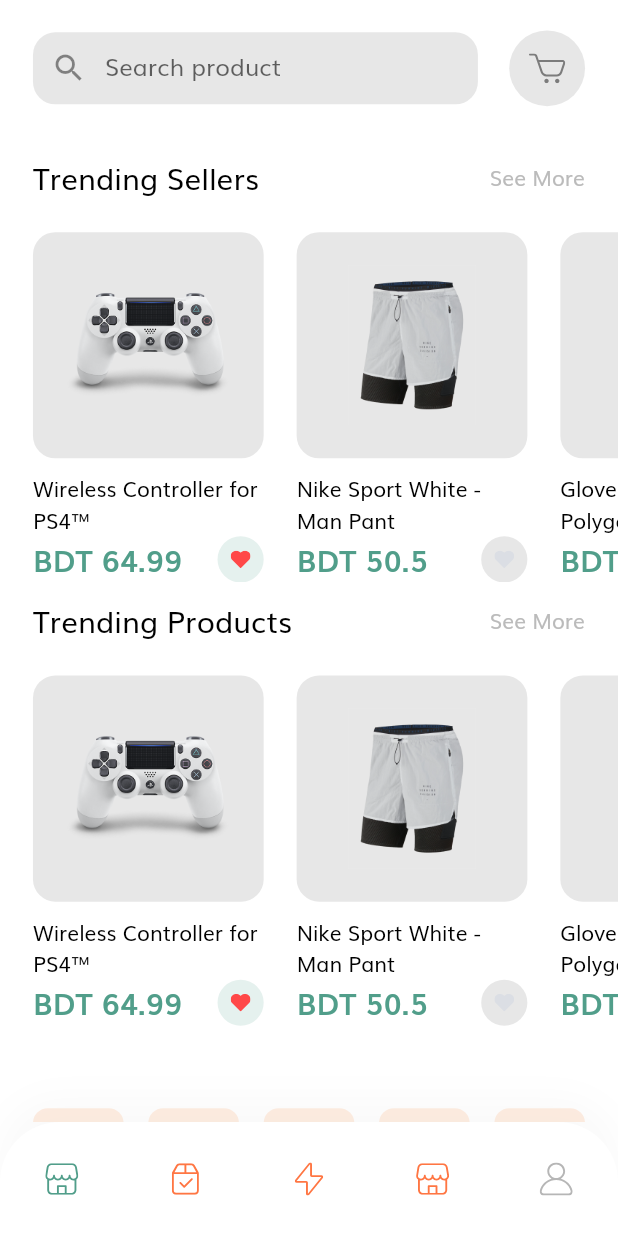
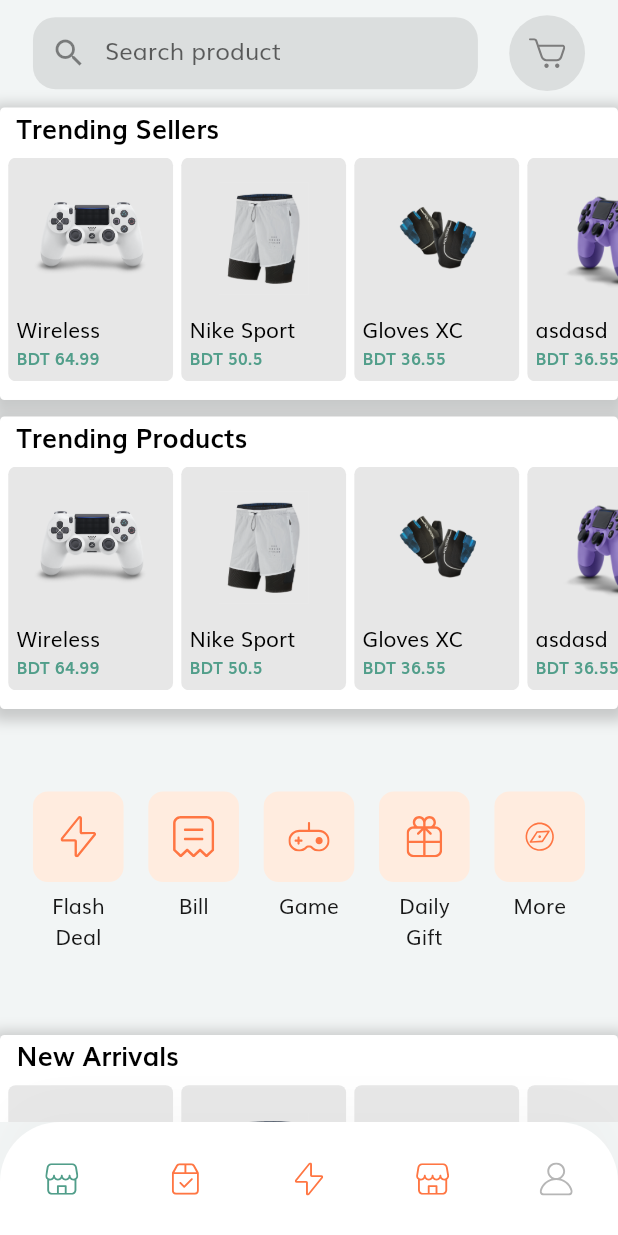
Before and after one commit to ALVI0017/ecommerce_app_with_api, a Flutter app: the HomeScreen screen opened by its route, on a phone screen of 412 x 824 dp. Run offline on Flutter 3.47's test engine with Material 2 defaults, Android fonts, the phone set to English and light mode, and no system bars; our stand-ins replace flutter_svg.

Commit message:
UI design Change

```diff
--- a/lib/ui/components/form_error.dart
+++ /dev/null
@@ -1,37 +0,0 @@
-import 'package:flutter/material.dart';
-import 'package:flutter_svg/flutter_svg.dart';
-
-import '../size_config.dart';
-
-class FormError extends StatelessWidget {
-  const FormError({
-    Key key,
-    @required this.errors,
-  }) : super(key: key);
-
-  final List<String> errors;
-
-  @override
-  Widget build(BuildContext context) {
-    return Column(
-      children: List.generate(
-          errors.length, (index) => formErrorText(error: errors[index])),
-    );
-  }
-
-  Row formErrorText({String error}) {
-    return Row(
-      children: [
-        SvgPicture.asset(
-          "assets/icons/Error.svg",
-          height: getProportionateScreenWidth(14),
-          width: getProportionateScreenWidth(14),
-        ),
-        SizedBox(
-          width: getProportionateScreenWidth(10),
-        ),
-        Text(error),
-      ],
-    );
-  }
-}
--- a/lib/ui/components/no_account_text.dart
+++ /dev/null
@@ -1,32 +0,0 @@
-import 'package:flutter/material.dart';
-
-import '../constants.dart';
-import '../size_config.dart';
-
-class NoAccountText extends StatelessWidget {
-  const NoAccountText({
-    Key key,
-  }) : super(key: key);
-
-  @override
-  Widget build(BuildContext context) {
-    return Row(
-      mainAxisAlignment: MainAxisAlignment.center,
-      children: [
-        Text(
-          "Don’t have an account? ",
-          style: TextStyle(fontSize: getProportionateScreenWidth(16)),
-        ),
-        GestureDetector(
-          onTap: () {},
-          child: Text(
-            "Sign Up",
-            style: TextStyle(
-                fontSize: getProportionateScreenWidth(16),
-                color: kPrimaryColor),
-          ),
-        ),
-      ],
-    );
-  }
-}
--- a/lib/ui/components/product_card.dart
+++ b/lib/ui/components/product_card.dart
@@ -19,9 +19,16 @@ class ProductCard extends StatelessWidget {
   @override
   Widget build(BuildContext context) {
     return Padding(
-      padding: EdgeInsets.only(left: getProportionateScreenWidth(20)),
+      padding: EdgeInsets.only(left: getProportionateScreenWidth(5)),
       child: SizedBox(
-        width: getProportionateScreenWidth(width),
+        height: 149,
+        width: getProportionateScreenWidth(width / 1.4),
+        child: Container(
+          padding: EdgeInsets.all(getProportionateScreenWidth(5)),
+          decoration: BoxDecoration(
+            color: kSecondaryColor.withOpacity(0.1),
+            borderRadius: BorderRadius.circular(5),
+          ),
           child: GestureDetector(
             onTap: () {},
             child: Column(
@@ -30,22 +37,18 @@ class ProductCard extends StatelessWidget {
                 AspectRatio(
                   aspectRatio: 1.02,
                   child: Container(
-                  padding: EdgeInsets.all(getProportionateScreenWidth(20)),
-                  decoration: BoxDecoration(
-                    color: kSecondaryColor.withOpacity(0.1),
-                    borderRadius: BorderRadius.circular(15),
-                  ),
+                    padding: EdgeInsets.all(getProportionateScreenWidth(10)),
                     child: Hero(
                       tag: product.id.toString(),
-                    child: Image.asset(product.images[0]),
+                      child: Container(child: Image.asset(product.images[0])),
                     ),
                   ),
                 ),
-              const SizedBox(height: 10),
+                const SizedBox(height: 2),
                 Text(
                   product.title,
                   style: TextStyle(color: Colors.black),
-                maxLines: 2,
+                  maxLines: 1,
                 ),
                 Row(
                   mainAxisAlignment: MainAxisAlignment.spaceBetween,
@@ -53,30 +56,9 @@ class ProductCard extends StatelessWidget {
                     Text(
                       "\BDT ${product.price}",
                       style: TextStyle(
-                      fontSize: getProportionateScreenWidth(18),
+                        fontSize: getProportionateScreenWidth(10),
                         fontWeight: FontWeight.w600,
                         color: kPrimaryColor,
-                    ),
-                  ),
-                  InkWell(
-                    borderRadius: BorderRadius.circular(50),
-                    onTap: () {},
-                    child: Container(
-                      padding: EdgeInsets.all(getProportionateScreenWidth(8)),
-                      height: getProportionateScreenWidth(28),
-                      width: getProportionateScreenWidth(28),
-                      decoration: BoxDecoration(
-                        color: product.isFavourite
-                            ? kPrimaryColor.withOpacity(0.15)
-                            : kSecondaryColor.withOpacity(0.1),
-                        shape: BoxShape.circle,
-                      ),
-                      child: SvgPicture.asset(
-                        "assets/icons/Heart Icon_2.svg",
-                        color: product.isFavourite
-                            ? Color(0xFFFF4848)
-                            : Color(0xFFDBDEE4),
-                      ),
                       ),
                     ),
                   ],
@@ -85,6 +67,7 @@ class ProductCard extends StatelessWidget {
             ),
           ),
         ),
+      ),
     );
   }
 }
--- a/lib/ui/models/Product.dart
+++ b/lib/ui/models/Product.dart
@@ -31,6 +31,8 @@ List<Product> demoProducts = [
       "assets/images/ps4_console_white_2.png",
       "assets/images/ps4_console_white_3.png",
       "assets/images/ps4_console_white_4.png",
+      "assets/images/ps4_console_blue_4.png",
+      "assets/images/ps4_console_blue_2.png",
     ],
     colors: [
       Color(0xFFF6625E),
@@ -83,7 +85,7 @@ List<Product> demoProducts = [
   Product(
     id: 4,
     images: [
-      "assets/images/wireless headset.png",
+      "assets/images/ps4_console_blue_2.png",
     ],
     colors: [
       Color(0xFFF6625E),
@@ -91,11 +93,30 @@ List<Product> demoProducts = [
       Color(0xFFDECB9C),
       Colors.white,
     ],
-    title: "Logitech Head",
-    price: 20.20,
+    title: "asdasd",
+    price: 36.55,
     description: description,
     rating: 4.1,
     isFavourite: true,
+    isPopular: true,
+  ),
+  Product(
+    id: 5,
+    images: [
+      "assets/images/ps4_console_white_2.png",
+    ],
+    colors: [
+      Color(0xFFF6625E),
+      Color(0xFF836DB8),
+      Color(0xFFDECB9C),
+      Colors.white,
+    ],
+    title: "a",
+    price: 36.55,
+    description: description,
+    rating: 4.1,
+    isFavourite: true,
+    isPopular: true,
   ),
 ];
 
--- a/lib/ui/screens/home/components/body.dart
+++ b/lib/ui/screens/home/components/body.dart
@@ -15,16 +15,16 @@ class Body extends StatelessWidget {
       child: SingleChildScrollView(
         child: Column(
           children: [
-            SizedBox(height: getProportionateScreenHeight(20)),
+            SizedBox(height: getProportionateScreenHeight(10)),
             HomeHeader(),
-            SizedBox(height: getProportionateScreenWidth(30)),
+            SizedBox(height: getProportionateScreenWidth(10)),
             TrendingSellers(),
             SizedBox(height: getProportionateScreenWidth(10)),
             TrendingProducts(),
             SizedBox(height: getProportionateScreenWidth(30)),
             Categories(),
             SizedBox(height: getProportionateScreenWidth(30)),
-            New_Arrival(),
+            NewArrivals(),
             SizedBox(height: getProportionateScreenWidth(30)),
             SpecialOffers(),
             SizedBox(height: getProportionateScreenWidth(30)),
--- a/lib/ui/screens/home/components/new_arrival.dart
+++ b/lib/ui/screens/home/components/new_arrival.dart
@@ -5,17 +5,41 @@ import 'package:ecommerce_app/ui/models/Product.dart';
 import '../../../size_config.dart';
 import 'section_title.dart';
 
-class New_Arrival extends StatelessWidget {
+class NewArrivals extends StatelessWidget {
   @override
   Widget build(BuildContext context) {
-    return Column(
+    return Container(
+      color: Colors.white12,
+      height: 195,
+      child: Container(
+        decoration: BoxDecoration(
+          color: Colors.white,
+          borderRadius: BorderRadius.only(
+              topLeft: Radius.circular(3),
+              topRight: Radius.circular(3),
+              bottomLeft: Radius.circular(3),
+              bottomRight: Radius.circular(3)),
+          boxShadow: [
+            BoxShadow(
+              color: Colors.grey.withOpacity(0.5),
+              spreadRadius: 5,
+              blurRadius: 7,
+              offset: Offset(0, 3), // changes position of shadow
+            ),
+          ],
+        ),
+        child: Column(
           children: [
-        Padding(
-          padding:
-              EdgeInsets.symmetric(horizontal: getProportionateScreenWidth(20)),
+            Container(
+              margin:
+                  EdgeInsets.only(left: 0.0, top: 0, right: 0.0, bottom: 2.0),
+              child: Padding(
+                padding: EdgeInsets.symmetric(
+                    horizontal: getProportionateScreenWidth(10)),
                 child: SectionTitle(title: "New Arrivals", press: () {}),
               ),
-        SizedBox(height: getProportionateScreenWidth(20)),
+            ),
+            SizedBox(height: getProportionateScreenWidth(5)),
             SingleChildScrollView(
               scrollDirection: Axis.horizontal,
               child: Row(
@@ -30,11 +54,13 @@ class New_Arrival extends StatelessWidget {
                           .shrink(); // here by default width and height is 0
                     },
                   ),
-              SizedBox(width: getProportionateScreenWidth(20)),
+                  SizedBox(width: getProportionateScreenWidth(10)),
                 ],
               ),
             )
           ],
+        ),
+      ),
     );
   }
 }
--- /dev/null
+++ b/lib/ui/screens/home/components/product_item.dart
@@ -0,0 +1,40 @@
+import 'package:flutter/material.dart';
+import 'package:ecommerce_app/ui/components/product_card.dart';
+import 'package:ecommerce_app/ui/models/Product.dart';
+
+import '../../../size_config.dart';
+import 'section_title.dart';
+
+class ProductItem extends StatelessWidget {
+  @override
+  Widget build(BuildContext context) {
+    return Column(
+      children: [
+        Padding(
+          padding:
+              EdgeInsets.symmetric(horizontal: getProportionateScreenWidth(20)),
+          child: SectionTitle(title: "New Arrivals", press: () {}),
+        ),
+        SizedBox(height: getProportionateScreenWidth(20)),
+        SingleChildScrollView(
+          scrollDirection: Axis.horizontal,
+          child: Row(
+            children: [
+              ...List.generate(
+                demoProducts.length,
+                (index) {
+                  if (demoProducts[index].isPopular)
+                    return ProductCard(product: demoProducts[index]);
+
+                  return SizedBox
+                      .shrink(); // here by default width and height is 0
+                },
+              ),
+              SizedBox(width: getProportionateScreenWidth(20)),
+            ],
+          ),
+        )
+      ],
+    );
+  }
+}
--- a/lib/ui/screens/home/components/section_title.dart
+++ b/lib/ui/screens/home/components/section_title.dart
@@ -20,17 +20,18 @@ class SectionTitle extends StatelessWidget {
         Text(
           title,
           style: TextStyle(
-            fontSize: getProportionateScreenWidth(18),
+            fontSize: getProportionateScreenWidth(16),
+            fontWeight: FontWeight.w700,
             color: Colors.black,
           ),
         ),
-        GestureDetector(
-          onTap: press,
-          child: Text(
-            "See More",
-            style: TextStyle(color: Color(0xFFBBBBBB)),
-          ),
-        ),
+        // GestureDetector(
+        //   onTap: press,
+        //   // child: Text(
+        //   //   "See More",
+        //   //   style: TextStyle(color: Color(0xFFBBBBBB)),
+        //   // ),
+        // ),
       ],
     );
   }
--- a/lib/ui/screens/home/components/trending_products.dart
+++ b/lib/ui/screens/home/components/trending_products.dart
@@ -8,14 +8,38 @@ import 'section_title.dart';
 class TrendingProducts extends StatelessWidget {
   @override
   Widget build(BuildContext context) {
-    return Column(
+    return Container(
+      color: Colors.white12,
+      height: 195,
+      child: Container(
+        decoration: BoxDecoration(
+          color: Colors.white,
+          borderRadius: BorderRadius.only(
+              topLeft: Radius.circular(3),
+              topRight: Radius.circular(3),
+              bottomLeft: Radius.circular(3),
+              bottomRight: Radius.circular(3)),
+          boxShadow: [
+            BoxShadow(
+              color: Colors.grey.withOpacity(0.5),
+              spreadRadius: 5,
+              blurRadius: 7,
+              offset: Offset(0, 3), // changes position of shadow
+            ),
+          ],
+        ),
+        child: Column(
           children: [
-        Padding(
-          padding:
-              EdgeInsets.symmetric(horizontal: getProportionateScreenWidth(20)),
+            Container(
+              margin:
+                  EdgeInsets.only(left: 0.0, top: 0, right: 0.0, bottom: 2.0),
+              child: Padding(
+                padding: EdgeInsets.symmetric(
+                    horizontal: getProportionateScreenWidth(10)),
                 child: SectionTitle(title: "Trending Products", press: () {}),
               ),
-        SizedBox(height: getProportionateScreenWidth(20)),
+            ),
+            SizedBox(height: getProportionateScreenWidth(5)),
             SingleChildScrollView(
               scrollDirection: Axis.horizontal,
               child: Row(
@@ -30,11 +54,13 @@ class TrendingProducts extends StatelessWidget {
                           .shrink(); // here by default width and height is 0
                     },
                   ),
-              SizedBox(width: getProportionateScreenWidth(20)),
+                  SizedBox(width: getProportionateScreenWidth(10)),
                 ],
               ),
             )
           ],
+        ),
+      ),
     );
   }
 }
--- a/lib/ui/screens/home/components/trending_sellers.dart
+++ b/lib/ui/screens/home/components/trending_sellers.dart
@@ -8,14 +8,38 @@ import 'section_title.dart';
 class TrendingSellers extends StatelessWidget {
   @override
   Widget build(BuildContext context) {
-    return Column(
+    return Container(
+      color: Colors.white12,
+      height: 195,
+      child: Container(
+        decoration: BoxDecoration(
+          color: Colors.white,
+          borderRadius: BorderRadius.only(
+              topLeft: Radius.circular(3),
+              topRight: Radius.circular(3),
+              bottomLeft: Radius.circular(3),
+              bottomRight: Radius.circular(3)),
+          boxShadow: [
+            BoxShadow(
+              color: Colors.grey.withOpacity(0.5),
+              spreadRadius: 5,
+              blurRadius: 7,
+              offset: Offset(0, 3), // changes position of shadow
+            ),
+          ],
+        ),
+        child: Column(
           children: [
-        Padding(
-          padding:
-              EdgeInsets.symmetric(horizontal: getProportionateScreenWidth(20)),
+            Container(
+              margin:
+                  EdgeInsets.only(left: 0.0, top: 0, right: 0.0, bottom: 2.0),
+              child: Padding(
+                padding: EdgeInsets.symmetric(
+                    horizontal: getProportionateScreenWidth(10)),
                 child: SectionTitle(title: "Trending Sellers", press: () {}),
               ),
-        SizedBox(height: getProportionateScreenWidth(20)),
+            ),
+            SizedBox(height: getProportionateScreenWidth(5)),
             SingleChildScrollView(
               scrollDirection: Axis.horizontal,
               child: Row(
@@ -30,11 +54,13 @@ class TrendingSellers extends StatelessWidget {
                           .shrink(); // here by default width and height is 0
                     },
                   ),
-              SizedBox(width: getProportionateScreenWidth(20)),
+                  SizedBox(width: getProportionateScreenWidth(10)),
                 ],
               ),
             )
           ],
+        ),
+      ),
     );
   }
 }
--- a/lib/ui/theme.dart
+++ b/lib/ui/theme.dart
@@ -4,7 +4,7 @@ import 'constants.dart';
 
 ThemeData theme() {
   return ThemeData(
-    scaffoldBackgroundColor: Colors.white,
+    scaffoldBackgroundColor: Color(0xFFF2F5F5),
     fontFamily: "Muli",
     appBarTheme: appBarTheme(),
     textTheme: textTheme(),
```
Lines whose indentation alone changed are shown as unchanged.
